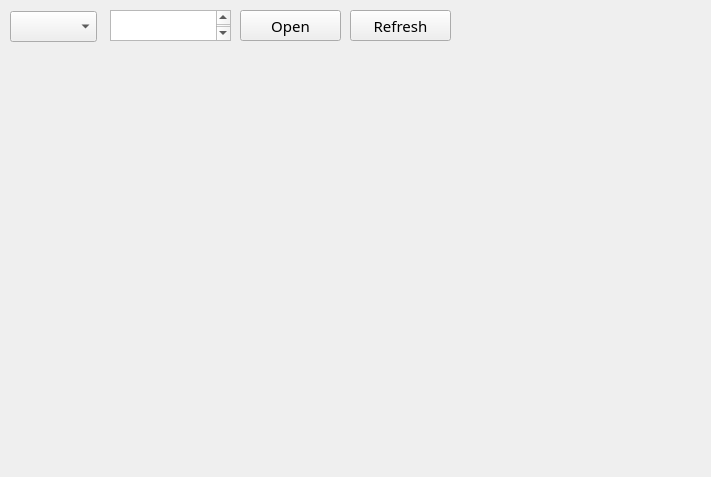
Above: tools/mainwindow.ui from ZhuYanzhen1/MM32_CLion before the change. Below: the same form after it.
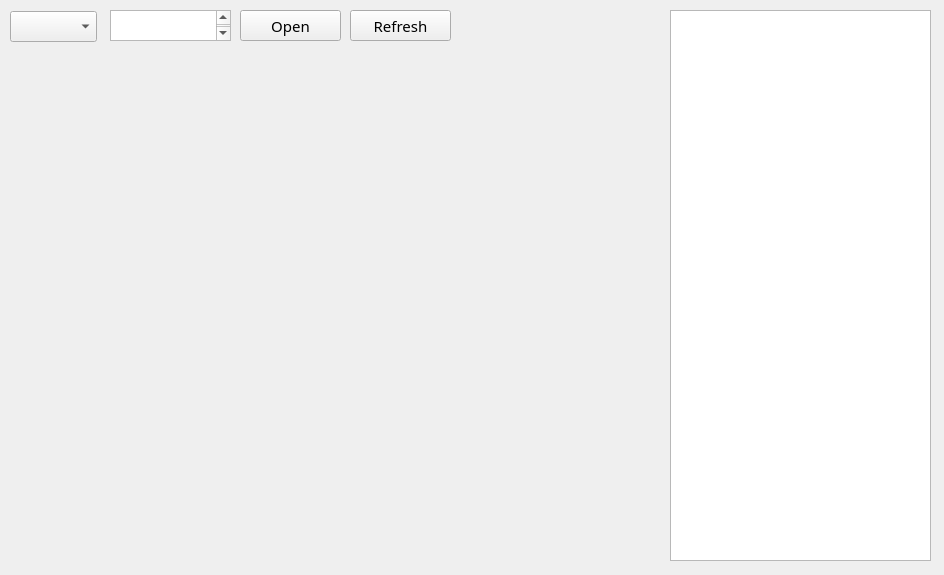
That is the form after the change.

Commit message: Add the code for receiving and displaying string debugging information in the monitor's code.

The edit to the form file:
```diff
--- a/tools/mainwindow.ui
+++ b/tools/mainwindow.ui
@@ -6,8 +6,8 @@
    <rect>
     <x>0</x>
     <y>0</y>
-    <width>711</width>
-    <height>477</height>
+    <width>944</width>
+    <height>575</height>
    </rect>
   </property>
   <property name="font">
@@ -77,6 +77,16 @@
      <string>Refresh</string>
     </property>
    </widget>
+   <widget class="QTextBrowser" name="debug_info_txt">
+    <property name="geometry">
+     <rect>
+      <x>670</x>
+      <y>10</y>
+      <width>261</width>
+      <height>551</height>
+     </rect>
+    </property>
+   </widget>
   </widget>
  </widget>
  <resources/>
```
The commit also changes 2 other files.
